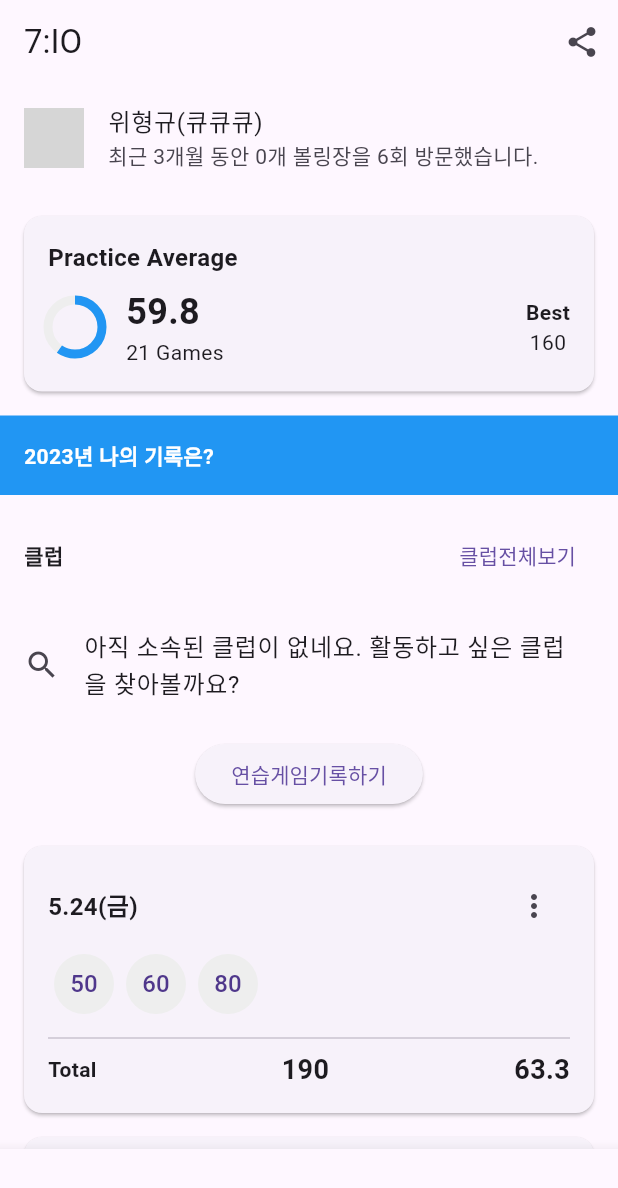
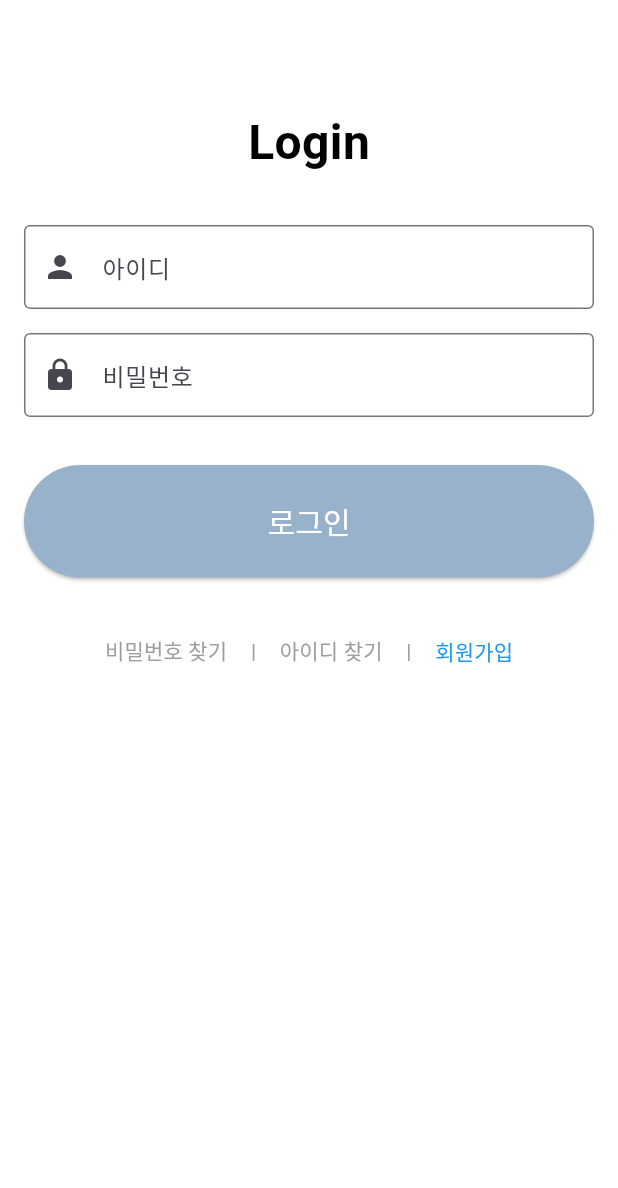
Before and after one commit to dnl1029/flutter, a Flutter app: the screen it shows after launch, on a phone screen of 412 x 824 dp. Shown: the top 1188 px of the screen. Run offline on Flutter 3.47's test engine with Material 3 defaults, Android fonts, the phone set to English and light mode, and no system bars; grey boxes are pictures that could not be loaded.

Commit message:
login화면으로 수정

```diff
--- a/lib/main.dart
+++ b/lib/main.dart
@@ -1,4 +1,3 @@
-import 'package:flutter/cupertino.dart';
 import 'package:flutter/material.dart';
 
 void main() {
@@ -9,301 +8,96 @@ class MyApp extends StatelessWidget {
   @override
   Widget build(BuildContext context) {
     return MaterialApp(
-      title: 'Flutter App',
-      theme: ThemeData(
-        primarySwatch: Colors.blue,
-      ),
-      home: HomePage(),
+      title: 'Naver Login',
+      home: LoginScreen(),
     );
   }
 }
 
-class HomePage extends StatelessWidget {
-  final List<GameRecord> records = [
-    GameRecord(date: '5.24(금)', scores: [50, 60, 80], total: 190, average: 63.3),
-    GameRecord(date: '5.17(금)', scores: [50, 60, 70, 80], total: 260, average: 65.0),
-    GameRecord(date: '5.17(금)', scores: [100, 120, 150, 160], total: 530, average: 132.5),
-  ];
-
+class LoginScreen extends StatelessWidget {
   @override
   Widget build(BuildContext context) {
     return Scaffold(
       appBar: AppBar(
-        title: Text('7:IO'),
-        actions: [
-          IconButton(
-            icon: Icon(Icons.share),
-            onPressed: () {},
-          ),
-        ],
+        backgroundColor: Colors.white,
+        elevation: 0,
+        // leading: IconButton(
+        //   icon: Icon(Icons.arrow_back, color: Colors.black),
+        //   onPressed: () {},
+        // ),
       ),
-      body: SingleChildScrollView(
-        child: Column(
-          children: [
-            ProfileSection(),
-            AverageCard(),
-            RecordSection(),
-            ClubSection(),
-            RecordList(records: records),
-          ],
-        ),
-      ),
-      bottomNavigationBar: BottomNavigationBar(
-        items: [
-          BottomNavigationBarItem(
-            icon: Icon(Icons.home),
-            label: '홈',
-          ),
-          BottomNavigationBarItem(
-            icon: Icon(Icons.sports_baseball),
-            label: '마이볼링',
-          ),
-          BottomNavigationBarItem(
-            icon: Icon(Icons.leaderboard),
-            label: '랭킹',
-          ),
-          BottomNavigationBarItem(
-            icon: Icon(Icons.assignment),
-            label: '미션',
-          ),
-          BottomNavigationBarItem(
-            icon: Icon(Icons.location_pin),
-            label: '볼링장',
-          ),
-        ],
-      ),
+      body:
+          Container(
+            color: Colors.white,
+            child: Padding(
+              padding: const EdgeInsets.all(16.0),
+              child: Column(
+                crossAxisAlignment: CrossAxisAlignment.start,
+                children: <Widget>[
+                  Center(
+                    child: Text(
+                      'Login',
+                      style: TextStyle(
+                        color: Colors.black,
+                        fontSize: 32,
+                        fontWeight: FontWeight.bold,
+                      ),
+                    ),
+                  ),
+                  SizedBox(height: 32),
+                  TextField(
+                    decoration: InputDecoration(
+                      labelText: '아이디',
+                      border: OutlineInputBorder(),
+                      prefixIcon: Icon(Icons.person),
+                    ),
+                  ),
+                  SizedBox(height: 16),
+                  TextField(
+                    obscureText: true,
+                    decoration: InputDecoration(
+                      labelText: '비밀번호',
+                      border: OutlineInputBorder(),
+                      prefixIcon: Icon(Icons.lock),
+                    ),
+                  ),
+                  SizedBox(height: 32),
+                  SizedBox(
+                    width: double.infinity,
+                    child: ElevatedButton(
+                      onPressed: () {},
+                      style: ElevatedButton.styleFrom(
+                        //9CB3CBFF
+                        // backgroundColor: Colors.lightGreen, // Updated parameter
+                        backgroundColor: Color(0xff99B2CC),
+                        padding: EdgeInsets.symmetric(vertical: 23),
+                      ),
+                      child: Text('로그인',style: TextStyle(color: Colors.white,fontSize: 20)),
+                    ),
+                  ),
+                  SizedBox(height: 25),
+                  Container(
+                    child: Row(
+                      mainAxisAlignment: MainAxisAlignment.center,
+                      children: [
+                        TextButton(onPressed: () {},
+                            child: Text('비밀번호 찾기',style: TextStyle(color: Colors.grey),)
+                        ),
+                        Text(' | ',style: TextStyle(color: Colors.grey),),
+                        TextButton(onPressed: () {},
+                            child: Text('아이디 찾기',style: TextStyle(color: Colors.grey),)
+                        ),
+                        Text(' | ',style: TextStyle(color: Colors.grey),),
+                        TextButton(onPressed: () {},
+                            child: Text('회원가입',style: TextStyle(color: Colors.blue),)
+                        )
+                      ],
+                    ),),
+                ],
+              ),
+            ),
+          )
+
     );
   }
 }
-
-class ProfileSection extends StatelessWidget {
-  @override
-  Widget build(BuildContext context) {
-    return ListTile(
-      leading: CircleAvatar(
-        backgroundImage: NetworkImage('https://via.placeholder.com/150'),
-      ),
-      title: Text('위형규(큐큐큐)'),
-      subtitle: Text('최근 3개월 동안 0개 볼링장을 6회 방문했습니다.'),
-    );
-  }
-}
-
-class AverageCard extends StatelessWidget {
-  @override
-  Widget build(BuildContext context) {
-    return Card(
-      margin: EdgeInsets.all(16.0),
-      child: Padding(
-        padding: EdgeInsets.all(16.0),
-        child: Column(
-          crossAxisAlignment: CrossAxisAlignment.start,
-          children: [
-            Text(
-              'Practice Average',
-              style: TextStyle(
-                fontWeight: FontWeight.bold,
-                fontSize: 16,
-              ),
-            ),
-            SizedBox(height: 8.0),
-            Row(
-              children: [
-                CircularProgressIndicator(
-                  value: 59.8 / 100,
-                  backgroundColor: Colors.grey[200],
-                  valueColor: AlwaysStoppedAnimation<Color>(Colors.blue),
-                  strokeWidth: 6,
-                ),
-                SizedBox(width: 16.0),
-                Column(
-                  crossAxisAlignment: CrossAxisAlignment.start,
-                  children: [
-                    Text(
-                      '59.8',
-                      style: TextStyle(
-                        fontSize: 24,
-                        fontWeight: FontWeight.bold,
-                      ),
-                    ),
-                    Text('21 Games'),
-                  ],
-                ),
-                Spacer(),
-                Column(
-                  children: [
-                    Text(
-                      'Best',
-                      style: TextStyle(
-                        fontWeight: FontWeight.bold,
-                      ),
-                    ),
-                    Text('160'),
-                  ],
-                ),
-              ],
-            ),
-          ],
-        ),
-      ),
-    );
-  }
-}
-
-class RecordSection extends StatelessWidget {
-  @override
-  Widget build(BuildContext context) {
-    return Container(
-      color: Colors.blue,
-      padding: EdgeInsets.all(16.0),
-      width: double.infinity,
-      child: Text(
-        '2023년 나의 기록은?',
-        style: TextStyle(
-          color: Colors.white,
-          fontWeight: FontWeight.bold,
-        ),
-      ),
-    );
-  }
-}
-
-class ClubSection extends StatelessWidget {
-  @override
-  Widget build(BuildContext context) {
-    return Column(
-      children: [
-        Padding(
-          padding: EdgeInsets.all(16.0),
-          child: Row(
-            mainAxisAlignment: MainAxisAlignment.spaceBetween,
-            children: [
-              Text(
-                '클럽',
-                style: TextStyle(
-                  fontWeight: FontWeight.bold,
-                ),
-              ),
-              TextButton(
-                onPressed: () {},
-                child: Text('클럽전체보기'),
-              ),
-            ],
-          ),
-        ),
-        ListTile(
-          leading: Icon(Icons.search),
-          title: Text('아직 소속된 클럽이 없네요. 활동하고 싶은 클럽을 찾아볼까요?'),
-        ),
-        Padding(
-          padding: EdgeInsets.all(16.0),
-          child: ElevatedButton(
-            onPressed: () {},
-            child: Text('연습게임기록하기'),
-          ),
-        ),
-      ],
-    );
-  }
-}
-
-class GameRecord {
-  final String date;
-  final List<int> scores;
-  final int total;
-  final double average;
-
-  GameRecord({
-    required this.date,
-    required this.scores,
-    required this.total,
-    required this.average,
-  });
-}
-
-class RecordList extends StatelessWidget {
-  final List<GameRecord> records;
-
-  RecordList({required this.records});
-
-  @override
-  Widget build(BuildContext context) {
-    return ListView.builder(
-      shrinkWrap: true,
-      physics: NeverScrollableScrollPhysics(),
-      itemCount: records.length,
-      itemBuilder: (context, index) {
-        return RecordCard(record: records[index]);
-      },
-    );
-  }
-}
-
-class RecordCard extends StatelessWidget {
-  final GameRecord record;
-
-  RecordCard({required this.record});
-
-  @override
-  Widget build(BuildContext context) {
-    return Card(
-      margin: EdgeInsets.symmetric(vertical: 8.0, horizontal: 16.0),
-      child: Padding(
-        padding: EdgeInsets.all(16.0),
-        child: Column(
-          crossAxisAlignment: CrossAxisAlignment.start,
-          children: [
-            Row(
-              mainAxisAlignment: MainAxisAlignment.spaceBetween,
-              children: [
-                Text(
-                  record.date,
-                  style: TextStyle(
-                    fontWeight: FontWeight.bold,
-                    fontSize: 16.0,
-                  ),
-                ),
-                IconButton(
-                  icon: Icon(Icons.more_vert),
-                  onPressed: () {},
-                ),
-              ],
-            ),
-            SizedBox(height: 8.0),
-            Row(
-              children: record.scores
-                  .map((score) => Padding(
-                padding: const EdgeInsets.symmetric(horizontal: 4.0),
-                child: CircleAvatar(
-                  radius: 20,
-                  backgroundColor: Colors.grey[200],
-                  child: Text(score.toString()),
-                ),
-              ))
-                  .toList(),
-            ),
-            SizedBox(height: 8.0),
-            Divider(),
-            Row(
-              mainAxisAlignment: MainAxisAlignment.spaceBetween,
-              children: [
-                Text(
-                  'Total',
-                  style: TextStyle(fontWeight: FontWeight.bold),
-                ),
-                Text(
-                  record.total.toString(),
-                  style: TextStyle(fontWeight: FontWeight.bold, fontSize: 18.0),
-                ),
-                Text(
-                  record.average.toString(),
-                  style: TextStyle(fontWeight: FontWeight.bold, fontSize: 18.0),
-                ),
-              ],
-            ),
-          ],
-        ),
-      ),
-    );
-  }
-}
```
